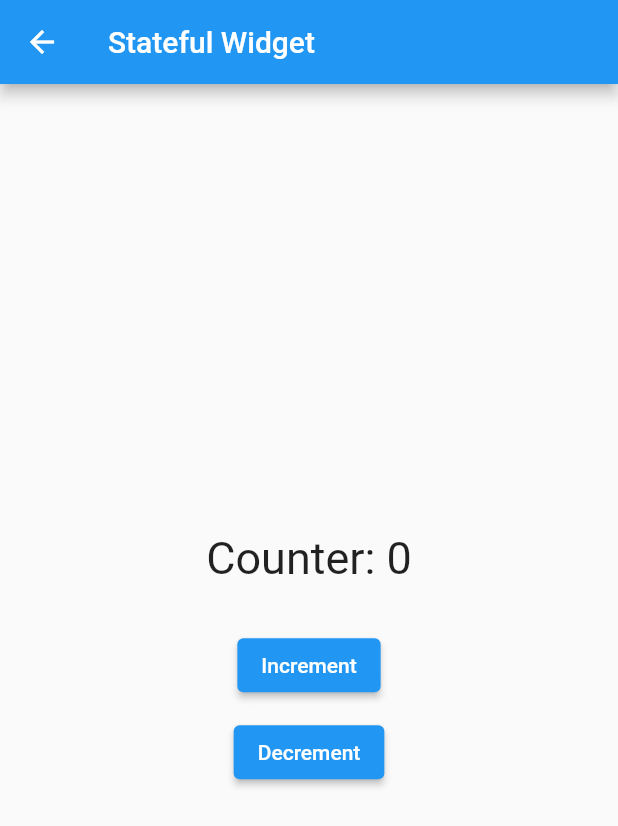
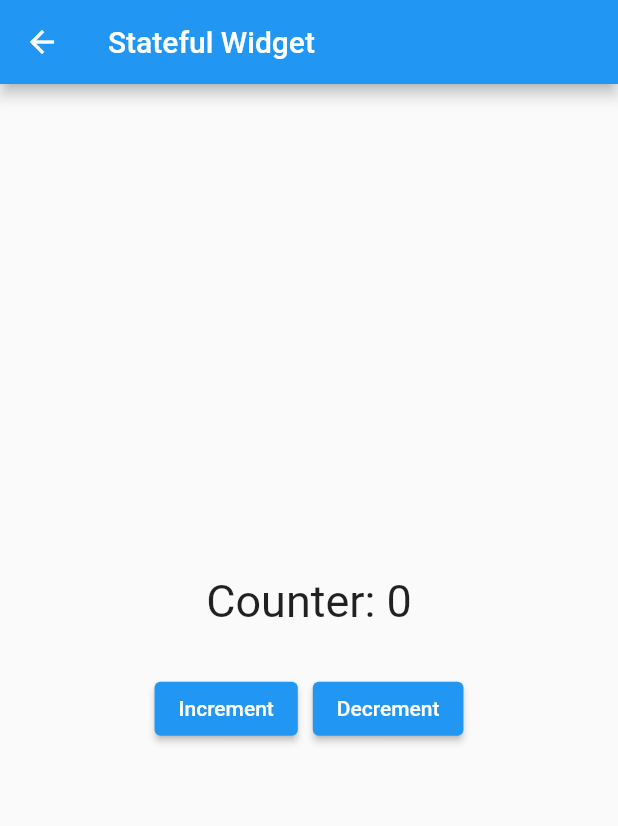
Before and after one commit to C4co/flutter_notes, a Flutter app: the SfWidget screen opened directly, on a phone screen of 412 x 824 dp. Shown: the top 826 px of the screen. Run offline on Flutter 3.47's test engine with Material 2 defaults, Android fonts, the phone set to English and light mode, and no system bars; our stand-ins replace dio.

Commit message:
fix: layouts

```diff
--- a/lib/pages/stateful_widget/stateful_widget.dart
+++ b/lib/pages/stateful_widget/stateful_widget.dart
@@ -34,6 +34,9 @@ class _SfWidgetState extends State<SfWidget> {
 
             const SizedBox(height: 30),
 
+            Row(
+              mainAxisAlignment: MainAxisAlignment.center,
+              children: [
                 ElevatedButton(
                   onPressed: (){
                     _incrementCounter();
@@ -41,13 +44,15 @@ class _SfWidgetState extends State<SfWidget> {
                   child: const Text("Increment")
                 ),
 
-            const SizedBox(height: 10),
+                const SizedBox(width: 10),
 
                 ElevatedButton(
                   onPressed: (){
                     _decrementCounter();
                   },
                   child: const Text('Decrement')
+                ),
+              ],
             )
           ],
         ),
```
Lines whose indentation alone changed are shown as unchanged.
